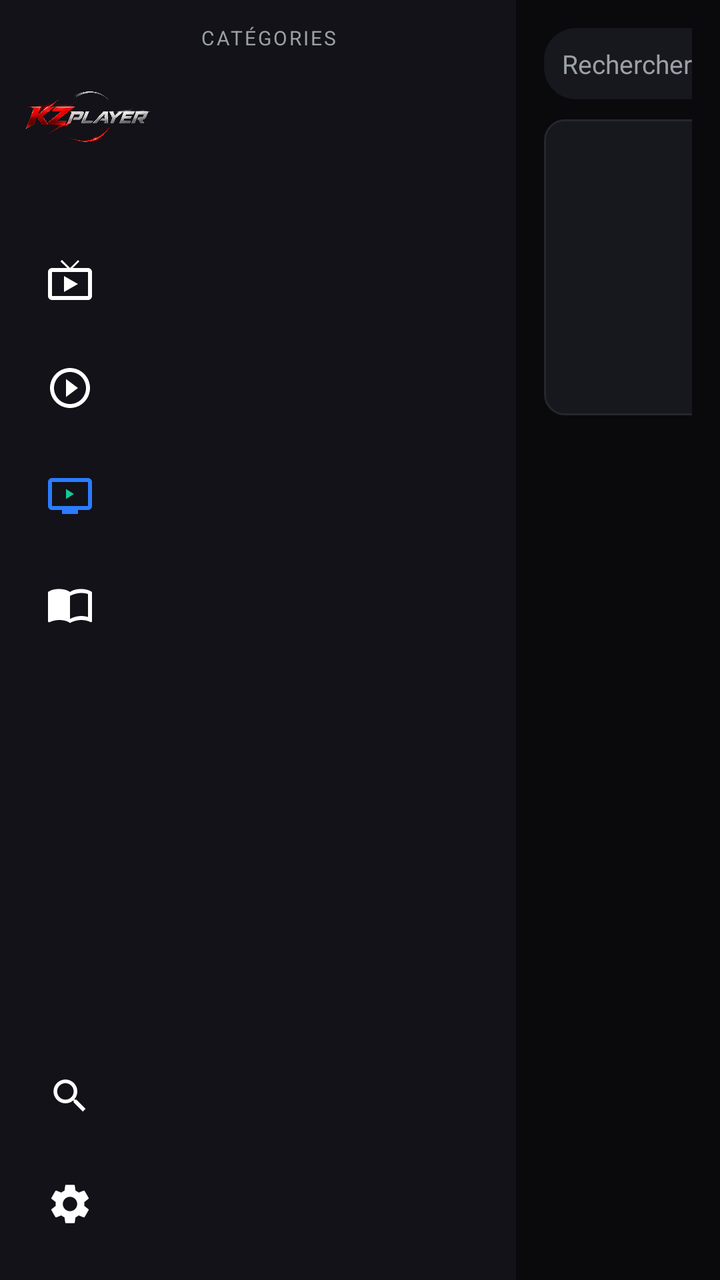
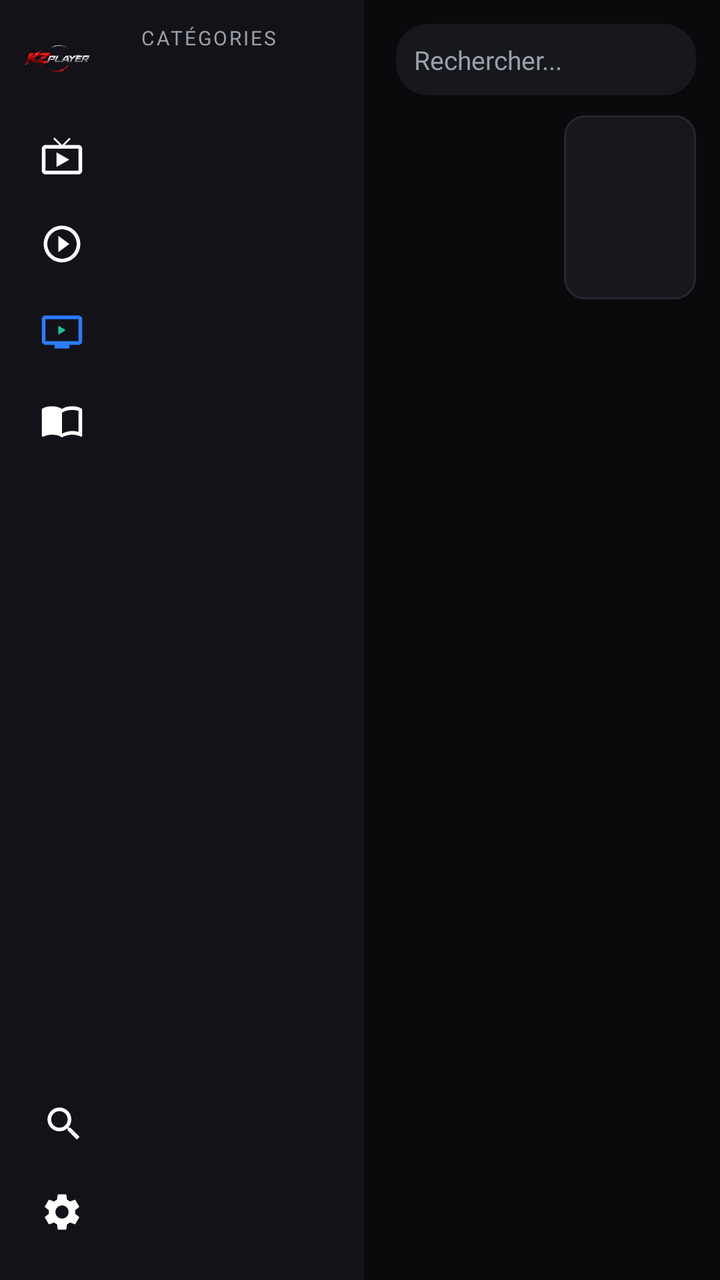

An Android layout rendered at two revisions. The XML below is the earlier revision; the diff shows what the commit changed to produce the second picture.
<!-- AndroidManifest.xml: application theme Theme.KZ -->
<!-- res/layout/activity_new_catalog.xml -->
<?xml version="1.0" encoding="utf-8"?>
<LinearLayout xmlns:android="http://schemas.android.com/apk/res/android"
    android:layout_width="match_parent"
    android:layout_height="match_parent"
    android:orientation="horizontal"
    android:background="@color/bg">
    <include layout="@layout/newtivi_sidebar" />
    <LinearLayout
        android:layout_width="170dp"
        android:layout_height="match_parent"
        android:orientation="vertical"
        android:background="@color/bg2"
        android:padding="12dp">
        <TextView
            android:layout_width="wrap_content"
            android:layout_height="wrap_content"
            android:text="CAT\u00c9GORIES"
            android:textColor="@color/muted"
            android:textSize="10sp"
            android:letterSpacing="0.1"
            android:layout_marginBottom="8dp" />
        <androidx.recyclerview.widget.RecyclerView
            android:id="@+id/catRv"
            android:layout_width="match_parent"
            android:layout_height="0dp"
            android:layout_weight="1" />
    </LinearLayout>
    <LinearLayout
        android:layout_width="0dp"
        android:layout_height="match_parent"
        android:layout_weight="1"
        android:orientation="vertical"
        android:padding="14dp">
        <LinearLayout
            android:layout_width="match_parent"
            android:layout_height="wrap_content"
            android:orientation="horizontal"
            android:gravity="center_vertical">
            <TextView
                android:id="@+id/titleTv"
                android:layout_width="wrap_content"
                android:layout_height="wrap_content"
                android:textColor="@color/text"
                android:textSize="19sp"
                android:textStyle="bold" />
            <View
                android:layout_width="0dp"
                android:layout_height="1dp"
                android:layout_weight="1" />
            <EditText
                android:id="@+id/searchEt"
                android:layout_width="210dp"
                android:layout_height="wrap_content"
                android:hint="Rechercher..."
                android:inputType="text"
                android:textSize="13sp"
                android:textColor="@color/text"
                android:textColorHint="@color/muted"
                android:background="@drawable/bg_card"
                android:padding="9dp" />
        </LinearLayout>
        <LinearLayout
            android:layout_width="match_parent"
            android:layout_height="148dp"
            android:orientation="horizontal"
            android:layout_marginTop="10dp">
            <LinearLayout
                android:layout_width="0dp"
                android:layout_height="match_parent"
                android:layout_weight="1"
                android:orientation="vertical"
                android:gravity="center_vertical"
                android:paddingEnd="14dp">
                <TextView
                    android:id="@+id/heroTitle"
                    android:layout_width="match_parent"
                    android:layout_height="wrap_content"
                    android:textColor="@color/text"
                    android:textSize="20sp"
                    android:textStyle="bold"
                    android:maxLines="2"
                    android:ellipsize="end" />
                <TextView
                    android:id="@+id/heroMeta"
                    android:layout_width="wrap_content"
                    android:layout_height="wrap_content"
                    android:textColor="@color/accent"
                    android:textStyle="bold"
                    android:textSize="12sp"
                    android:layout_marginTop="5dp" />
                <TextView
                    android:id="@+id/heroDesc"
                    android:layout_width="match_parent"
                    android:layout_height="wrap_content"
                    android:textColor="#CCFFFFFF"
                    android:textSize="12sp"
                    android:maxLines="3"
                    android:ellipsize="end"
                    android:layout_marginTop="6dp" />
            </LinearLayout>
            <ImageView
                android:id="@+id/heroImg"
                android:layout_width="99dp"
                android:layout_height="match_parent"
                android:scaleType="fitCenter"
                android:adjustViewBounds="true"
                android:background="@drawable/bg_tile"
                android:contentDescription="@null" />
        </LinearLayout>
        <FrameLayout
            android:layout_width="match_parent"
            android:layout_height="0dp"
            android:layout_weight="1"
            android:layout_marginTop="10dp">
            <androidx.recyclerview.widget.RecyclerView
                android:id="@+id/itemRv"
                android:layout_width="match_parent"
                android:layout_height="match_parent" />
            <ProgressBar
                android:id="@+id/progress"
                android:layout_width="wrap_content"
                android:layout_height="wrap_content"
                android:layout_gravity="center"
                android:visibility="gone" />
            <TextView
                android:id="@+id/msgTv"
                android:layout_width="wrap_content"
                android:layout_height="wrap_content"
                android:layout_gravity="center"
                android:textColor="@color/muted"
                android:gravity="center" />
        </FrameLayout>
    </LinearLayout>
</LinearLayout>
<!-- res/layout/newtivi_sidebar.xml (included above) -->
<?xml version="1.0" encoding="utf-8"?>
<LinearLayout xmlns:android="http://schemas.android.com/apk/res/android"
    android:id="@+id/ntSidebar"
    android:layout_width="88dp"
    android:layout_height="match_parent"
    android:orientation="vertical"
    android:background="@color/bg2"
    android:paddingStart="10dp"
    android:paddingEnd="10dp"
    android:clipToPadding="false"
    android:clipChildren="false">

    <ImageView
        android:id="@+id/logoIv"
        android:layout_width="80dp"
        android:layout_height="80dp"
        android:layout_gravity="center_horizontal"
        android:layout_marginTop="18dp"
        android:layout_marginBottom="18dp"
        android:src="@drawable/kz_logo_icon"
        android:scaleType="fitCenter"
        android:background="@android:color/transparent"
        android:adjustViewBounds="true"
        android:contentDescription="@null" />

    <LinearLayout
        android:id="@+id/navTv"
        android:nextFocusDown="@id/navMovies"
        android:layout_width="match_parent"
        android:layout_height="48dp"
        android:layout_marginBottom="6dp"
        android:orientation="horizontal"
        android:gravity="center_vertical"
        android:paddingStart="13dp"
        android:clickable="true"
        android:focusable="true"
        android:background="@drawable/bg_nav_item">
        <ImageView
            android:id="@+id/navTvImg"
            android:layout_width="24dp"
            android:layout_height="24dp"
            android:src="@drawable/ic_live_tv"
            android:contentDescription="@null" />
        <TextView
            android:id="@+id/navTvLabel"
            android:layout_width="wrap_content"
            android:layout_height="wrap_content"
            android:text="TV"
            android:textColor="@color/muted"
            android:textSize="14sp"
            android:textStyle="bold"
            android:layout_marginStart="16dp"
            android:visibility="gone" />
    </LinearLayout>

    <LinearLayout
        android:id="@+id/navMovies"
        android:nextFocusUp="@id/navTv"
        android:nextFocusDown="@id/navSeries"
        android:layout_width="match_parent"
        android:layout_height="48dp"
        android:layout_marginBottom="6dp"
        android:orientation="horizontal"
        android:gravity="center_vertical"
        android:paddingStart="13dp"
        android:clickable="true"
        android:focusable="true"
        android:background="@drawable/bg_nav_item">
        <ImageView
            android:id="@+id/navMoviesImg"
            android:layout_width="24dp"
            android:layout_height="24dp"
            android:src="@drawable/ic_movie"
            android:contentDescription="@null" />
        <TextView
            android:id="@+id/navMoviesLabel"
            android:layout_width="wrap_content"
            android:layout_height="wrap_content"
            android:text="Films"
            android:textColor="@color/muted"
            android:textSize="14sp"
            android:textStyle="bold"
            android:layout_marginStart="16dp"
            android:visibility="gone" />
    </LinearLayout>

    <LinearLayout
        android:id="@+id/navSeries"
        android:nextFocusUp="@id/navMovies"
        android:nextFocusDown="@id/navGuide"
        android:layout_width="match_parent"
        android:layout_height="48dp"
        android:layout_marginBottom="6dp"
        android:orientation="horizontal"
        android:gravity="center_vertical"
        android:paddingStart="13dp"
        android:clickable="true"
        android:focusable="true"
        android:background="@drawable/bg_nav_item">
        <ImageView
            android:id="@+id/navSeriesImg"
            android:layout_width="24dp"
            android:layout_height="24dp"
            android:src="@drawable/ic_tv"
            android:contentDescription="@null" />
        <TextView
            android:id="@+id/navSeriesLabel"
            android:layout_width="wrap_content"
            android:layout_height="wrap_content"
            android:text="S\u00e9ries"
            android:textColor="@color/muted"
            android:textSize="14sp"
            android:textStyle="bold"
            android:layout_marginStart="16dp"
            android:visibility="gone" />
    </LinearLayout>

    <LinearLayout
        android:id="@+id/navGuide"
        android:nextFocusUp="@id/navSeries"
        android:nextFocusDown="@id/navSearch"
        android:layout_width="match_parent"
        android:layout_height="48dp"
        android:orientation="horizontal"
        android:gravity="center_vertical"
        android:paddingStart="13dp"
        android:clickable="true"
        android:focusable="true"
        android:background="@drawable/bg_nav_item">
        <ImageView
            android:id="@+id/navGuideImg"
            android:layout_width="24dp"
            android:layout_height="24dp"
            android:src="@drawable/ic_epg"
            android:contentDescription="@null" />
        <TextView
            android:id="@+id/navGuideLabel"
            android:layout_width="wrap_content"
            android:layout_height="wrap_content"
            android:text="Guide"
            android:textColor="@color/muted"
            android:textSize="14sp"
            android:textStyle="bold"
            android:layout_marginStart="16dp"
            android:visibility="gone" />
    </LinearLayout>

    <View
        android:layout_width="match_parent"
        android:layout_height="0dp"
        android:layout_weight="1" />

    <LinearLayout
        android:id="@+id/navSearch"
        android:nextFocusUp="@id/navGuide"
        android:nextFocusDown="@id/navSettings"
        android:layout_width="match_parent"
        android:layout_height="48dp"
        android:layout_marginBottom="6dp"
        android:orientation="horizontal"
        android:gravity="center_vertical"
        android:paddingStart="14dp"
        android:clickable="true"
        android:focusable="true"
        android:background="@drawable/bg_nav_item">
        <ImageView
            android:id="@+id/navSearchImg"
            android:layout_width="22dp"
            android:layout_height="22dp"
            android:src="@drawable/ic_search"
            android:contentDescription="@null" />
        <TextView
            android:id="@+id/navSearchLabel"
            android:layout_width="wrap_content"
            android:layout_height="wrap_content"
            android:text="Recherche"
            android:textColor="@color/muted"
            android:textSize="14sp"
            android:textStyle="bold"
            android:layout_marginStart="18dp"
            android:visibility="gone" />
    </LinearLayout>

    <LinearLayout
        android:id="@+id/navSettings"
        android:nextFocusUp="@id/navSearch"
        android:layout_width="match_parent"
        android:layout_height="48dp"
        android:layout_marginBottom="14dp"
        android:orientation="horizontal"
        android:gravity="center_vertical"
        android:paddingStart="13dp"
        android:clickable="true"
        android:focusable="true"
        android:background="@drawable/bg_nav_item">
        <ImageView
            android:id="@+id/navSettingsImg"
            android:layout_width="24dp"
            android:layout_height="24dp"
            android:src="@drawable/ic_settings"
            android:contentDescription="@null" />
        <TextView
            android:id="@+id/navSettingsLabel"
            android:layout_width="wrap_content"
            android:layout_height="wrap_content"
            android:text="R\u00e9glages"
            android:textColor="@color/muted"
            android:textSize="14sp"
            android:textStyle="bold"
            android:layout_marginStart="16dp"
            android:visibility="gone" />
    </LinearLayout>
</LinearLayout>
<!-- resources referenced by this layout -->
<resources>
  <color name="accent">#E50914</color>
  <color name="bg">#0A0A0C</color>
  <color name="bg2">#121218</color>
  <color name="muted">#9AA0A6</color>
  <color name="text">#FFFFFF</color>
  <!-- drawable bg_card (drawable) -->
  <?xml version="1.0" encoding="utf-8"?>
  <shape xmlns:android="http://schemas.android.com/apk/res/android" android:shape="rectangle">
      <solid android:color="@color/card" />
      <corners android:radius="16dp" />
  </shape>
  <!-- drawable ic_live_tv (drawable) -->
  <?xml version="1.0" encoding="utf-8"?>
  <vector xmlns:android="http://schemas.android.com/apk/res/android"
      android:width="24dp" android:height="24dp"
      android:viewportWidth="24" android:viewportHeight="24">
      <path android:fillColor="#FFFFFF" android:pathData="M21,6h-7.59l3.29,-3.29L16,2l-4,4 -4,-4 -0.71,0.71L10.59,6H3C1.9,6 1,6.89 1,8v12c0,1.1 0.9,2 2,2h18c1.1,0 2,-0.9 2,-2L23,8c0,-1.11 -0.9,-2 -2,-2zM21,20L3,20L3,8h18v12zM9,10v8l7,-4z" />
  </vector>
  <!-- drawable ic_movie (drawable) -->
  <?xml version="1.0" encoding="utf-8"?>
  <vector xmlns:android="http://schemas.android.com/apk/res/android"
      android:width="24dp" android:height="24dp"
      android:viewportWidth="24" android:viewportHeight="24">
      <path android:fillColor="#FFFFFF" android:pathData="M10,16.5l6,-4.5 -6,-4.5v9zM12,2C6.48,2 2,6.48 2,12s4.48,10 10,10 10,-4.48 10,-10S17.52,2 12,2zM12,20c-4.41,0 -8,-3.59 -8,-8s3.59,-8 8,-8 8,3.59 8,8 -3.59,8 -8,8z" />
  </vector>
  <!-- drawable ic_search (drawable) -->
  <?xml version="1.0" encoding="utf-8"?>
  <vector xmlns:android="http://schemas.android.com/apk/res/android"
      android:width="24dp" android:height="24dp"
      android:viewportWidth="24" android:viewportHeight="24">
      <path android:fillColor="#FFFFFF" android:pathData="M15.5,14h-0.79l-0.28,-0.27C15.41,12.59 16,11.11 16,9.5 16,5.91 13.09,3 9.5,3S3,5.91 3,9.5 5.91,16 9.5,16c1.61,0 3.09,-0.59 4.23,-1.57l0.27,0.28v0.79l5,4.99L20.49,19l-4.99,-5zM9.5,14C7.01,14 5,11.99 5,9.5S7.01,5 9.5,5 14,7.01 14,9.5 11.99,14 9.5,14z" />
  </vector>
  <!-- drawable ic_tv (drawable) -->
  <vector xmlns:android="http://schemas.android.com/apk/res/android"
      android:width="48dp"
      android:height="48dp"
      android:viewportWidth="24"
      android:viewportHeight="24">
      <path
          android:fillColor="#2B7CFF"
          android:pathData="M21,3H3C1.9,3 1,3.9 1,5v12c0,1.1 0.9,2 2,2h5v2h8v-2h5c1.1,0 2,-0.9 2,-2V5C23,3.9 22.1,3 21,3zM21,17H3V5h18V17z" />
      <path
          android:fillColor="#16C79A"
          android:pathData="M10,8.5v5l4,-2.5z" />
  </vector>
  <style name="Theme.KZ" parent="Theme.Material3.DayNight.NoActionBar">
          <item name="android:windowBackground">@color/bg</item>
          <item name="android:statusBarColor">@color/bg</item>
          <item name="android:navigationBarColor">@color/bg</item>
          <item name="colorPrimary">@color/accent</item>
          <item name="colorOnPrimary">@color/text</item>
      </style>
  <color name="card">#17171E</color>
  <color name="accent2">#B0060F</color>
  <color name="stroke">#262630</color>
  <!-- unchanged entries left out for length: 5 -->
</resources>

<!-- the commit's change to res/layout/activity_new_catalog.xml (unified diff, before → after) -->
@@ -6,7 +6,7 @@
     android:background="@color/bg">
     <include layout="@layout/newtivi_sidebar" />
     <LinearLayout
-        android:layout_width="170dp"
+        android:layout_width="@dimen/nt_cat_col_w"
         android:layout_height="match_parent"
         android:orientation="vertical"
         android:background="@color/bg2"
@@ -30,7 +30,7 @@
         android:layout_height="match_parent"
         android:layout_weight="1"
         android:orientation="vertical"
-        android:padding="14dp">
+        android:padding="@dimen/nt_content_pad">
         <LinearLayout
             android:layout_width="match_parent"
             android:layout_height="wrap_content"
@@ -41,7 +41,7 @@
                 android:layout_width="wrap_content"
                 android:layout_height="wrap_content"
                 android:textColor="@color/text"
-                android:textSize="19sp"
+                android:textSize="@dimen/nt_screen_title"
                 android:textStyle="bold" />
             <View
                 android:layout_width="0dp"
@@ -49,7 +49,7 @@
                 android:layout_weight="1" />
             <EditText
                 android:id="@+id/searchEt"
-                android:layout_width="210dp"
+                android:layout_width="@dimen/nt_search_w"
                 android:layout_height="wrap_content"
                 android:hint="Rechercher..."
                 android:inputType="text"
@@ -61,7 +61,7 @@
         </LinearLayout>
         <LinearLayout
             android:layout_width="match_parent"
-            android:layout_height="148dp"
+            android:layout_height="@dimen/nt_cat_hero_h"
             android:orientation="horizontal"
             android:layout_marginTop="10dp">
             <LinearLayout
@@ -76,7 +76,7 @@
                     android:layout_width="match_parent"
                     android:layout_height="wrap_content"
                     android:textColor="@color/text"
-                    android:textSize="20sp"
+                    android:textSize="@dimen/nt_hero_title"
                     android:textStyle="bold"
                     android:maxLines="2"
                     android:ellipsize="end" />
@@ -100,7 +100,7 @@
             </LinearLayout>
             <ImageView
                 android:id="@+id/heroImg"
-                android:layout_width="99dp"
+                android:layout_width="@dimen/nt_cat_hero_img_w"
                 android:layout_height="match_parent"
                 android:scaleType="fitCenter"
                 android:adjustViewBounds="true"
@@ -136,22 +136,22 @@
 <?xml version="1.0" encoding="utf-8"?>
 <LinearLayout xmlns:android="http://schemas.android.com/apk/res/android"
     android:id="@+id/ntSidebar"
-    android:layout_width="88dp"
+    android:layout_width="@dimen/nt_sidebar_w"
     android:layout_height="match_parent"
     android:orientation="vertical"
     android:background="@color/bg2"
-    android:paddingStart="10dp"
-    android:paddingEnd="10dp"
+    android:paddingStart="@dimen/nt_sidebar_pad"
+    android:paddingEnd="@dimen/nt_sidebar_pad"
     android:clipToPadding="false"
     android:clipChildren="false">
 
     <ImageView
         android:id="@+id/logoIv"
-        android:layout_width="80dp"
-        android:layout_height="80dp"
+        android:layout_width="@dimen/nt_logo_size"
+        android:layout_height="@dimen/nt_logo_size"
         android:layout_gravity="center_horizontal"
-        android:layout_marginTop="18dp"
-        android:layout_marginBottom="18dp"
+        android:layout_marginTop="@dimen/nt_logo_margin_v"
+        android:layout_marginBottom="@dimen/nt_logo_margin_v"
         android:src="@drawable/kz_logo_icon"
         android:scaleType="fitCenter"
         android:background="@android:color/transparent"
@@ -162,8 +162,8 @@
         android:id="@+id/navTv"
         android:nextFocusDown="@id/navMovies"
         android:layout_width="match_parent"
-        android:layout_height="48dp"
-        android:layout_marginBottom="6dp"
+        android:layout_height="@dimen/nt_nav_item_h"
+        android:layout_marginBottom="@dimen/nt_nav_item_margin"
         android:orientation="horizontal"
         android:gravity="center_vertical"
         android:paddingStart="13dp"
@@ -172,8 +172,8 @@
         android:background="@drawable/bg_nav_item">
         <ImageView
             android:id="@+id/navTvImg"
-            android:layout_width="24dp"
-            android:layout_height="24dp"
+            android:layout_width="@dimen/nt_nav_icon"
+            android:layout_height="@dimen/nt_nav_icon"
             android:src="@drawable/ic_live_tv"
             android:contentDescription="@null" />
         <TextView
@@ -193,8 +193,8 @@
         android:nextFocusUp="@id/navTv"
         android:nextFocusDown="@id/navSeries"
         android:layout_width="match_parent"
-        android:layout_height="48dp"
-        android:layout_marginBottom="6dp"
+        android:layout_height="@dimen/nt_nav_item_h"
+        android:layout_marginBottom="@dimen/nt_nav_item_margin"
         android:orientation="horizontal"
         android:gravity="center_vertical"
         android:paddingStart="13dp"
@@ -203,8 +203,8 @@
         android:background="@drawable/bg_nav_item">
         <ImageView
             android:id="@+id/navMoviesImg"
-            android:layout_width="24dp"
-            android:layout_height="24dp"
+            android:layout_width="@dimen/nt_nav_icon"
+            android:layout_height="@dimen/nt_nav_icon"
             android:src="@drawable/ic_movie"
             android:contentDescription="@null" />
         <TextView
@@ -224,8 +224,8 @@
         android:nextFocusUp="@id/navMovies"
         android:nextFocusDown="@id/navGuide"
         android:layout_width="match_parent"
-        android:layout_height="48dp"
-        android:layout_marginBottom="6dp"
+        android:layout_height="@dimen/nt_nav_item_h"
+        android:layout_marginBottom="@dimen/nt_nav_item_margin"
         android:orientation="horizontal"
         android:gravity="center_vertical"
         android:paddingStart="13dp"
@@ -234,8 +234,8 @@
         android:background="@drawable/bg_nav_item">
         <ImageView
             android:id="@+id/navSeriesImg"
-            android:layout_width="24dp"
-            android:layout_height="24dp"
+            android:layout_width="@dimen/nt_nav_icon"
+            android:layout_height="@dimen/nt_nav_icon"
             android:src="@drawable/ic_tv"
             android:contentDescription="@null" />
         <TextView
@@ -255,7 +255,7 @@
         android:nextFocusUp="@id/navSeries"
         android:nextFocusDown="@id/navSearch"
         android:layout_width="match_parent"
-        android:layout_height="48dp"
+        android:layout_height="@dimen/nt_nav_item_h"
         android:orientation="horizontal"
         android:gravity="center_vertical"
         android:paddingStart="13dp"
@@ -264,8 +264,8 @@
         android:background="@drawable/bg_nav_item">
         <ImageView
             android:id="@+id/navGuideImg"
-            android:layout_width="24dp"
-            android:layout_height="24dp"
+            android:layout_width="@dimen/nt_nav_icon"
+            android:layout_height="@dimen/nt_nav_icon"
             android:src="@drawable/ic_epg"
             android:contentDescription="@null" />
         <TextView
@@ -290,8 +290,8 @@
         android:nextFocusUp="@id/navGuide"
         android:nextFocusDown="@id/navSettings"
         android:layout_width="match_parent"
-        android:layout_height="48dp"
-        android:layout_marginBottom="6dp"
+        android:layout_height="@dimen/nt_nav_item_h"
+        android:layout_marginBottom="@dimen/nt_nav_item_margin"
         android:orientation="horizontal"
         android:gravity="center_vertical"
         android:paddingStart="14dp"
@@ -300,8 +300,8 @@
         android:background="@drawable/bg_nav_item">
         <ImageView
             android:id="@+id/navSearchImg"
-            android:layout_width="22dp"
-            android:layout_height="22dp"
+            android:layout_width="@dimen/nt_nav_icon"
+            android:layout_height="@dimen/nt_nav_icon"
             android:src="@drawable/ic_search"
             android:contentDescription="@null" />
         <TextView
@@ -320,7 +320,7 @@
         android:id="@+id/navSettings"
         android:nextFocusUp="@id/navSearch"
         android:layout_width="match_parent"
-        android:layout_height="48dp"
+        android:layout_height="@dimen/nt_nav_item_h"
         android:layout_marginBottom="14dp"
         android:orientation="horizontal"
         android:gravity="center_vertical"
@@ -330,8 +330,8 @@
         android:background="@drawable/bg_nav_item">
         <ImageView
             android:id="@+id/navSettingsImg"
-            android:layout_width="24dp"
-            android:layout_height="24dp"
+            android:layout_width="@dimen/nt_nav_icon"
+            android:layout_height="@dimen/nt_nav_icon"
             android:src="@drawable/ic_settings"
             android:contentDescription="@null" />
         <TextView
<!-- resource entries referenced after the edit -->
@@ -5,6 +5,20 @@
   <color name="bg2">#121218</color>
   <color name="muted">#9AA0A6</color>
   <color name="text">#FFFFFF</color>
+  <dimen name="nt_cat_col_w">124dp</dimen>
+  <dimen name="nt_cat_hero_h">92dp</dimen>
+  <dimen name="nt_cat_hero_img_w">66dp</dimen>
+  <dimen name="nt_content_pad">12dp</dimen>
+  <dimen name="nt_hero_title">15sp</dimen>
+  <dimen name="nt_logo_margin_v">8dp</dimen>
+  <dimen name="nt_logo_size">42dp</dimen>
+  <dimen name="nt_nav_icon">22dp</dimen>
+  <dimen name="nt_nav_item_h">40dp</dimen>
+  <dimen name="nt_nav_item_margin">4dp</dimen>
+  <dimen name="nt_screen_title">18sp</dimen>
+  <dimen name="nt_search_w">150dp</dimen>
+  <dimen name="nt_sidebar_pad">7dp</dimen>
+  <dimen name="nt_sidebar_w">58dp</dimen>
   <!-- drawable bg_card (drawable) -->
   <?xml version="1.0" encoding="utf-8"?>
   <shape xmlns:android="http://schemas.android.com/apk/res/android" android:shape="rectangle">
